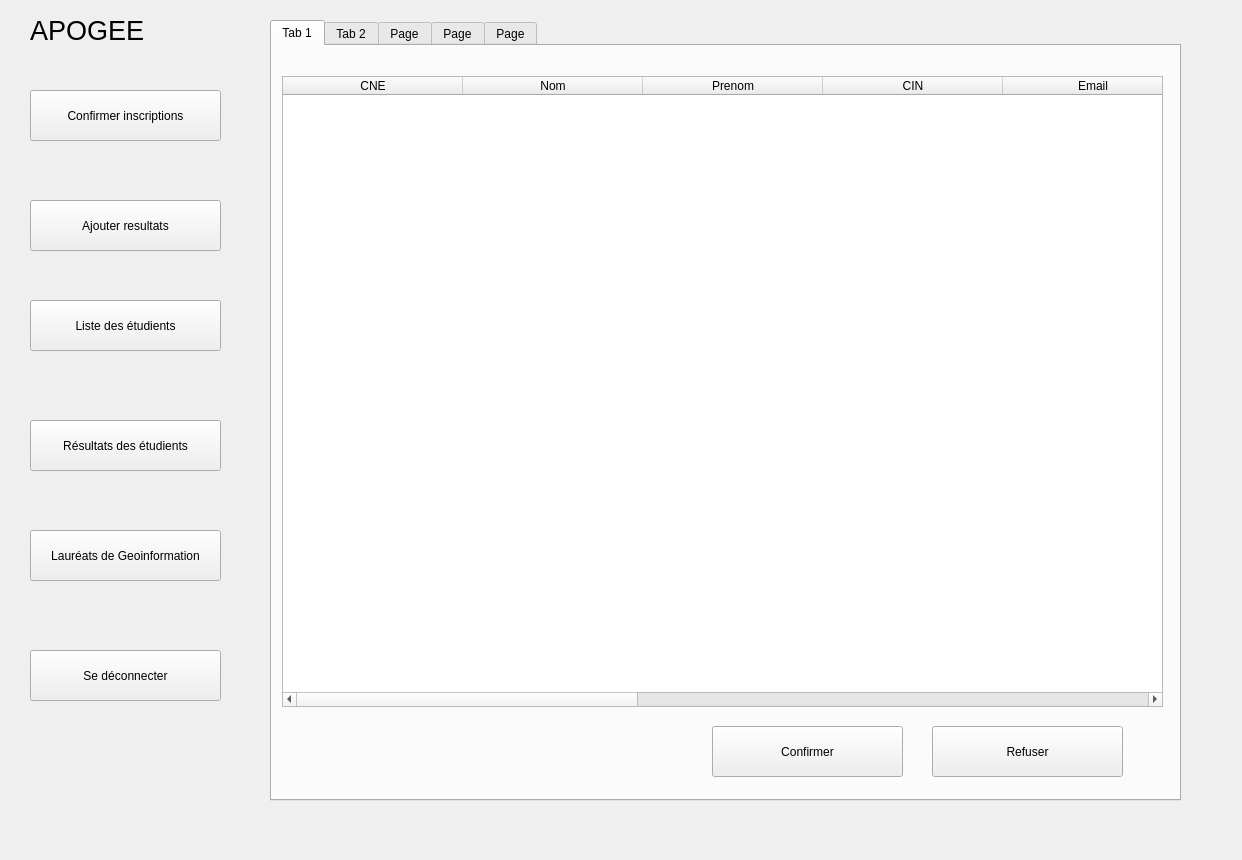
Ayoub101010/Apoge, file MainAdmin.ui: the form before one commit.
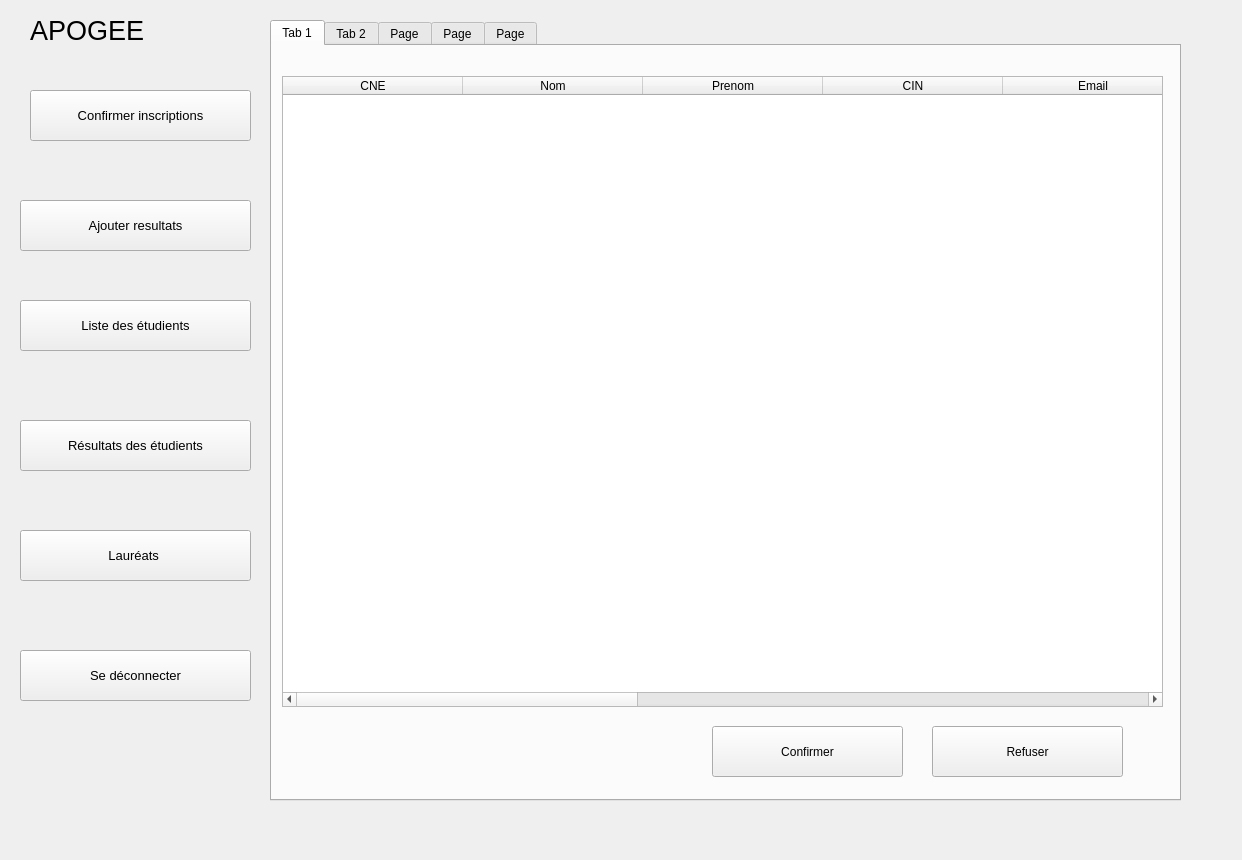
The form after the commit. Icons and pictures are not drawn.

What changed in the file:
```diff
--- a/MainAdmin.ui
+++ b/MainAdmin.ui
@@ -34,41 +34,86 @@
   <widget class="QPushButton" name="pushButton">
    <property name="geometry">
     <rect>
-     <x>30</x>
+     <x>20</x>
      <y>200</y>
-     <width>191</width>
+     <width>231</width>
      <height>51</height>
     </rect>
    </property>
+   <property name="font">
+    <font>
+     <pointsize>10</pointsize>
+    </font>
+   </property>
    <property name="text">
     <string>Ajouter resultats</string>
    </property>
+   <property name="icon">
+    <iconset>
+     <normaloff>icons/Add.png</normaloff>icons/Add.png</iconset>
+   </property>
+   <property name="iconSize">
+    <size>
+     <width>30</width>
+     <height>30</height>
+    </size>
+   </property>
   </widget>
   <widget class="QPushButton" name="pushButton_2">
    <property name="geometry">
     <rect>
-     <x>30</x>
+     <x>20</x>
      <y>300</y>
-     <width>191</width>
+     <width>231</width>
      <height>51</height>
     </rect>
    </property>
+   <property name="font">
+    <font>
+     <pointsize>10</pointsize>
+    </font>
+   </property>
    <property name="text">
     <string>Liste des étudients</string>
    </property>
+   <property name="icon">
+    <iconset>
+     <normaloff>icons/List.png</normaloff>icons/List.png</iconset>
+   </property>
+   <property name="iconSize">
+    <size>
+     <width>40</width>
+     <height>40</height>
+    </size>
+   </property>
   </widget>
   <widget class="QPushButton" name="pushButton_3">
    <property name="geometry">
     <rect>
-     <x>30</x>
+     <x>20</x>
      <y>420</y>
-     <width>191</width>
+     <width>231</width>
      <height>51</height>
     </rect>
    </property>
+   <property name="font">
+    <font>
+     <pointsize>10</pointsize>
+    </font>
+   </property>
    <property name="text">
     <string>Résultats des étudients</string>
    </property>
+   <property name="icon">
+    <iconset>
+     <normaloff>icons/Resultat.png</normaloff>icons/Resultat.png</iconset>
+   </property>
+   <property name="iconSize">
+    <size>
+     <width>30</width>
+     <height>30</height>
+    </size>
+   </property>
   </widget>
   <widget class="QTabWidget" name="tabWidget">
    <property name="geometry">
@@ -1693,10 +1738,15 @@
     <rect>
      <x>30</x>
      <y>90</y>
-     <width>191</width>
+     <width>221</width>
      <height>51</height>
     </rect>
    </property>
+   <property name="font">
+    <font>
+     <pointsize>10</pointsize>
+    </font>
+   </property>
    <property name="text">
     <string>Confirmer inscriptions</string>
    </property>
@@ -1704,28 +1754,58 @@
   <widget class="QPushButton" name="pushButton_5">
    <property name="geometry">
     <rect>
-     <x>30</x>
+     <x>20</x>
      <y>530</y>
-     <width>191</width>
+     <width>231</width>
      <height>51</height>
     </rect>
    </property>
+   <property name="font">
+    <font>
+     <pointsize>10</pointsize>
+    </font>
+   </property>
    <property name="text">
-    <string>Lauréats de Geoinformation</string>
+    <string>Lauréats </string>
+   </property>
+   <property name="icon">
+    <iconset>
+     <normaloff>icons/Graduation.png</normaloff>icons/Graduation.png</iconset>
+   </property>
+   <property name="iconSize">
+    <size>
+     <width>35</width>
+     <height>35</height>
+    </size>
    </property>
   </widget>
   <widget class="QPushButton" name="pushButton_11">
    <property name="geometry">
     <rect>
-     <x>30</x>
+     <x>20</x>
      <y>650</y>
-     <width>191</width>
+     <width>231</width>
      <height>51</height>
     </rect>
    </property>
+   <property name="font">
+    <font>
+     <pointsize>10</pointsize>
+    </font>
+   </property>
    <property name="text">
     <string>Se déconnecter</string>
    </property>
+   <property name="icon">
+    <iconset>
+     <normaloff>icons/Logout.png</normaloff>icons/Logout.png</iconset>
+   </property>
+   <property name="iconSize">
+    <size>
+     <width>30</width>
+     <height>30</height>
+    </size>
+   </property>
   </widget>
  </widget>
  <resources/>
```
Left out of the diff: 4 changed lines with no effect on the pictures.
